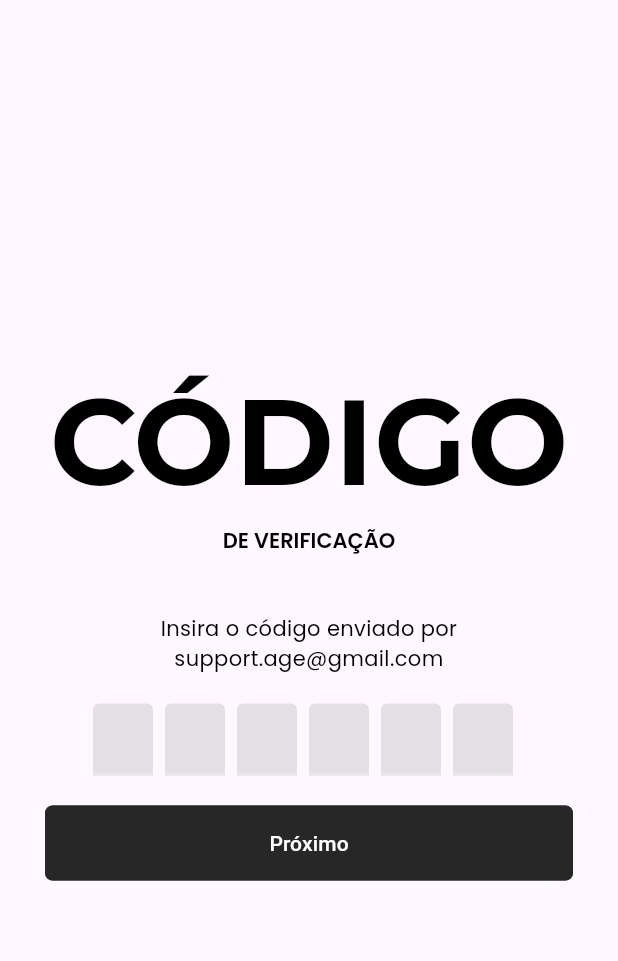
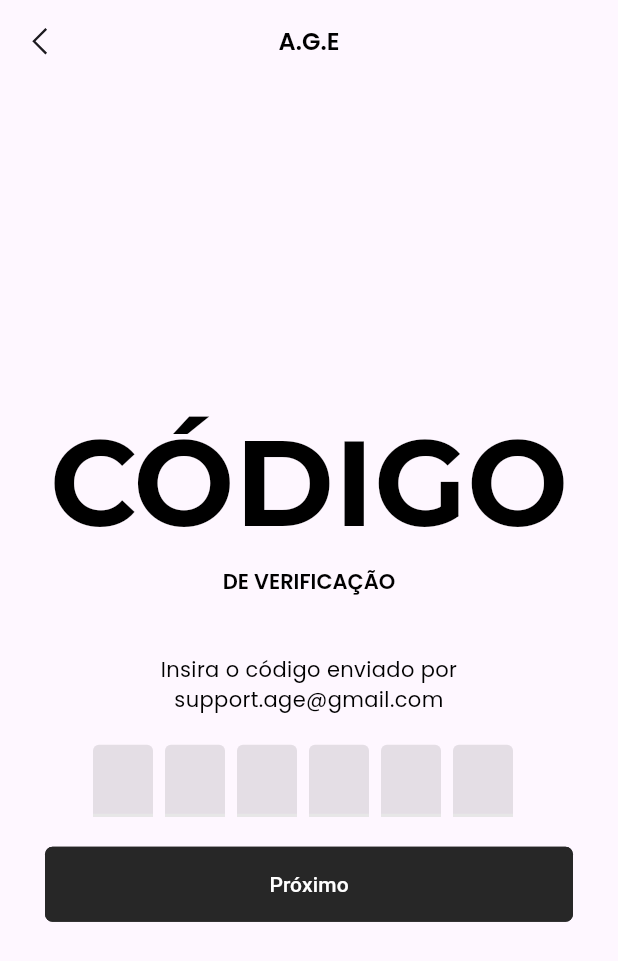
Before and after one commit to BrunoImai/TCC, a Flutter app: the ForgetPasswordMailScreen screen opened directly, after a tap on "Próximo", on a phone screen of 412 x 824 dp. Shown: the top 961 px of the screen. Run offline on Flutter 3.47's test engine with Material 3 defaults, Android fonts, the phone set to English and light mode, and no system bars; drawn by our look-alikes of flutter_otp_text_field; our stand-ins replace get, google_fonts, line_awesome_flutter, mask_text_input_formatter.

Commit message:
App bar telas iniciais

```diff
--- a/front/lib/src/features/authentication/screens/forget_password/forget_password_screen.dart
+++ b/front/lib/src/features/authentication/screens/forget_password/forget_password_screen.dart
@@ -1,11 +1,14 @@
 import 'package:flutter/material.dart';
 import 'package:get/get.dart';
 import 'package:get/get_core/src/get_main.dart';
+import 'package:line_awesome_flutter/line_awesome_flutter.dart';
+import 'package:tcc_front/src/features/authentication/screens/welcome/welcome_screen.dart';
 
 import '../../../../commom_widgets/form_header_widget.dart';
 import '../../../../constants/images_strings.dart';
 import '../../../../constants/sizes.dart';
 import '../../../../constants/text_strings.dart';
+import '../widgets/authentication_appbar.dart';
 import 'otp_screen.dart';
 
 class ForgetPasswordMailScreen extends StatelessWidget {
@@ -15,6 +18,7 @@ class ForgetPasswordMailScreen extends StatelessWidget {
   Widget build(BuildContext context) {
     return SafeArea(
       child: Scaffold(
+        appBar: const WelcomeAppBar(),
         body: SingleChildScrollView(
           child: Container(
             padding: const EdgeInsets.all(defaultSize),
--- a/front/lib/src/features/authentication/screens/forget_password/otp_screen.dart
+++ b/front/lib/src/features/authentication/screens/forget_password/otp_screen.dart
@@ -4,6 +4,7 @@ import 'package:google_fonts/google_fonts.dart';
 
 import '../../../../constants/sizes.dart';
 import '../../../../constants/text_strings.dart';
+import '../widgets/authentication_appbar.dart';
 
 class OTPScreen extends StatelessWidget {
   const OTPScreen({Key? key}) : super(key: key);
@@ -11,6 +12,7 @@ class OTPScreen extends StatelessWidget {
   @override
   Widget build(BuildContext context) {
     return Scaffold(
+      appBar: const WelcomeAppBar(),
       body: Container(
         padding: const EdgeInsets.all(defaultSize),
         child: Column(
--- a/front/lib/src/features/authentication/screens/login/login_screen.dart
+++ b/front/lib/src/features/authentication/screens/login/login_screen.dart
@@ -1,6 +1,7 @@
 import 'package:flutter/material.dart';
 
 import '../../../../constants/sizes.dart';
+import '../widgets/authentication_appbar.dart';
 import 'login_footer_widget.dart';
 import 'login_form_widget.dart';
 import 'login_header_widget.dart';
@@ -14,6 +15,7 @@ class LoginScreen extends StatelessWidget {
 
     return SafeArea(
       child: Scaffold(
+        appBar: const WelcomeAppBar(),
         body: SingleChildScrollView(
           child: Container(
             padding: const EdgeInsets.all(defaultSize),
--- a/front/lib/src/features/authentication/screens/signup/signup_form_widget.dart
+++ b/front/lib/src/features/authentication/screens/signup/signup_form_widget.dart
@@ -135,13 +135,13 @@ class _SignUpFormWidgetState extends State<SignUpFormWidget> {
         return;
       }
 
-      if (cellphoneController.text.replaceAll(RegExp(r'\D'), '').length < 10) {
+      if (cellphoneController.text.replaceAll(RegExp(r'\D'), '').length != 9) {
         showDialog(
           context: context,
           builder: (BuildContext context) {
             return const AlertPopUp(
                 errorDescription:
-                'O número de telefone deve conter no mínimo 10 dígitos, incluindo o DDD.');
+                'O número de telefone deve conter 9 dígitos, incluindo o DDD.');
           },
         );
         return;
--- a/front/lib/src/features/authentication/screens/signup/signup_screen.dart
+++ b/front/lib/src/features/authentication/screens/signup/signup_screen.dart
@@ -6,6 +6,7 @@ import 'package:tcc_front/src/features/authentication/screens/signup/signup_form
 import '../../../../commom_widgets/form_header_widget.dart';
 import '../../../../constants/images_strings.dart';
 import '../../../../constants/sizes.dart';
+import '../widgets/authentication_appbar.dart';
 
 class SignUpScreen extends StatelessWidget {
   SignUpScreen({Key? key}) : super(key: key);
@@ -14,6 +15,7 @@ class SignUpScreen extends StatelessWidget {
   Widget build(BuildContext context) {
     return SafeArea(
       child: Scaffold(
+        appBar: const WelcomeAppBar(),
         body: SingleChildScrollView(
           child: Container(
             padding: const EdgeInsets.all(defaultSize),
--- /dev/null
+++ b/front/lib/src/features/authentication/screens/widgets/authentication_appbar.dart
@@ -0,0 +1,30 @@
+import 'package:flutter/material.dart';
+import 'package:get/get.dart';
+import 'package:get/get_core/src/get_main.dart';
+import 'package:line_awesome_flutter/line_awesome_flutter.dart';
+
+import '../../../../constants/text_strings.dart';
+import '../welcome/welcome_screen.dart';
+
+class WelcomeAppBar extends StatelessWidget implements PreferredSizeWidget {
+  const WelcomeAppBar({
+    super.key,
+  });
+
+  @override
+  Widget build(BuildContext context) {
+    return AppBar(
+      leading: IconButton(onPressed: () => Get.back(), icon: const Icon(LineAwesomeIcons.angle_left)),
+      title: MouseRegion(
+        cursor: SystemMouseCursors.click,
+        child: GestureDetector(
+          onTap: () => Get.to(() => const WelcomeScreen()),
+          child: Text(appName, style: Theme.of(context).textTheme.headline4),
+        ),
+      ),
+      centerTitle: true,
+    );
+  }
+  @override
+  Size get preferredSize => const Size.fromHeight(55.0);
+}
```
Also changed, not shown: front/pubspec.lock.
